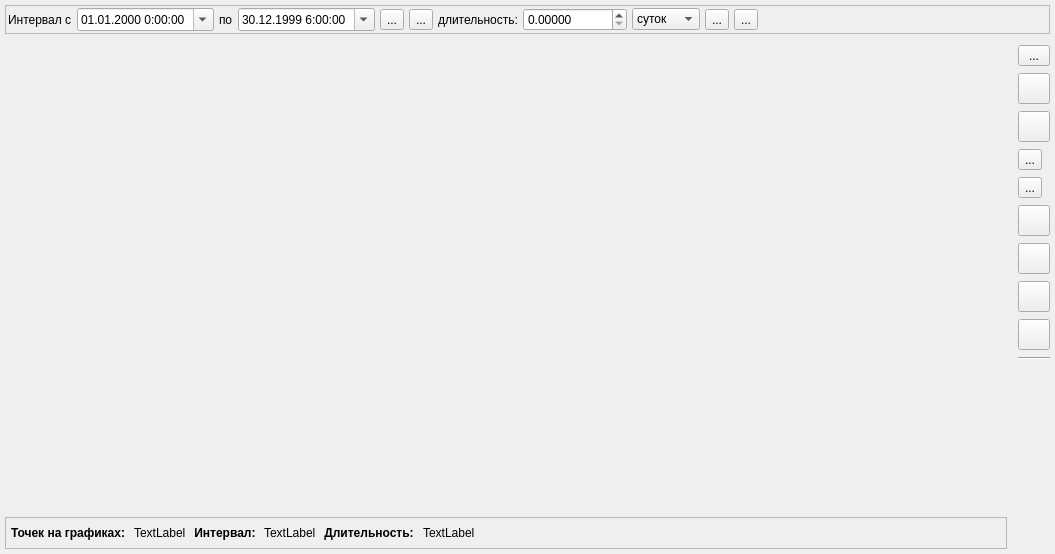
AstyCo/SweetyPie, file ganttmodel/chartsgroupwidget.ui: the form before one commit.
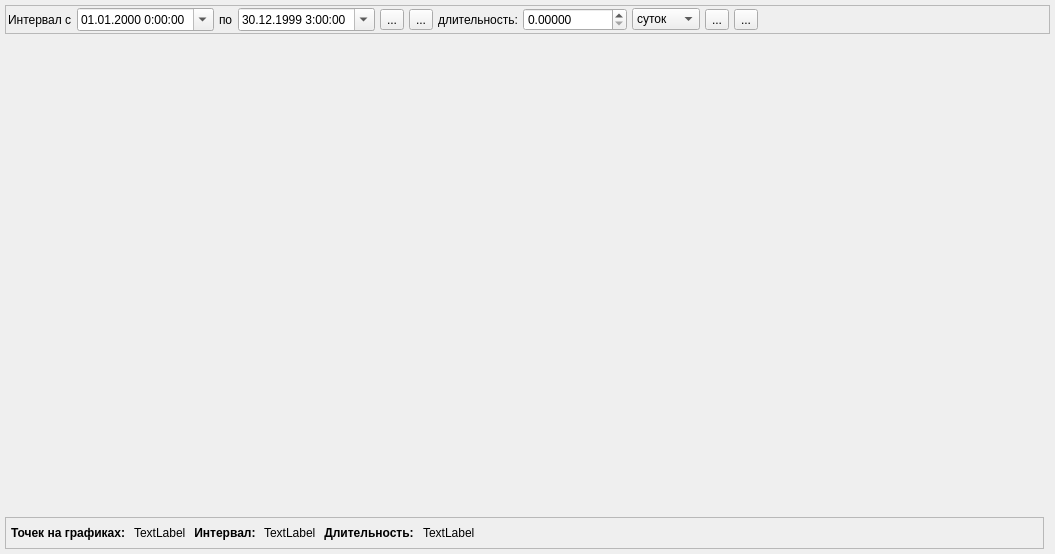
The form after the commit. Icons and pictures are not drawn.

Commit message: Поправлена функциональность ChartsGroupWidget. Кнопки вынесены в отдельный класс ChartActionsToolBar.

Diff of the .ui file:
```diff
--- a/ganttmodel/chartsgroupwidget.ui
+++ b/ganttmodel/chartsgroupwidget.ui
@@ -157,284 +157,6 @@
      </layout>
     </widget>
    </item>
-   <item row="1" column="1" rowspan="2">
-    <widget class="QWidget" name="widget" native="true">
-     <property name="sizePolicy">
-      <sizepolicy hsizetype="Minimum" vsizetype="Preferred">
-       <horstretch>0</horstretch>
-       <verstretch>0</verstretch>
-      </sizepolicy>
-     </property>
-     <layout class="QVBoxLayout" name="verticalLayout">
-      <property name="spacing">
-       <number>7</number>
-      </property>
-      <property name="leftMargin">
-       <number>5</number>
-      </property>
-      <property name="topMargin">
-       <number>5</number>
-      </property>
-      <property name="rightMargin">
-       <number>0</number>
-      </property>
-      <property name="bottomMargin">
-       <number>5</number>
-      </property>
-      <item>
-       <widget class="QToolButton" name="toolButton_details">
-        <property name="minimumSize">
-         <size>
-          <width>32</width>
-          <height>0</height>
-         </size>
-        </property>
-        <property name="toolTip">
-         <string>Показать/скрыть боковую панель</string>
-        </property>
-        <property name="text">
-         <string>...</string>
-        </property>
-        <property name="icon">
-         <iconset resource="images.qrc">
-          <normaloff>:/icons/icons/back.png</normaloff>:/icons/icons/back.png</iconset>
-        </property>
-        <property name="iconSize">
-         <size>
-          <width>24</width>
-          <height>24</height>
-         </size>
-        </property>
-       </widget>
-      </item>
-      <item>
-       <widget class="QToolButton" name="toolButton_AutoZoom">
-        <property name="toolTip">
-         <string>Автоматически подобрать масштаб</string>
-        </property>
-        <property name="statusTip">
-         <string>Автоматически подобрать масштаб</string>
-        </property>
-        <property name="whatsThis">
-         <string>Автоматически подобрать масштаб</string>
-        </property>
-        <property name="text">
-         <string/>
-        </property>
-        <property name="icon">
-         <iconset resource="images.qrc">
-          <normaloff>:/icons/icons/find.png</normaloff>:/icons/icons/find.png</iconset>
-        </property>
-        <property name="iconSize">
-         <size>
-          <width>24</width>
-          <height>24</height>
-         </size>
-        </property>
-       </widget>
-      </item>
-      <item>
-       <widget class="QToolButton" name="toolButton_SelectIntervalByMouse">
-        <property name="toolTip">
-         <string>Выбрать интервал времени</string>
-        </property>
-        <property name="statusTip">
-         <string>Выбрать интервал времени</string>
-        </property>
-        <property name="whatsThis">
-         <string>Выбрать интервал времени</string>
-        </property>
-        <property name="text">
-         <string/>
-        </property>
-        <property name="icon">
-         <iconset resource="images.qrc">
-          <normaloff>:/icons/icons/selection_interval.png</normaloff>:/icons/icons/selection_interval.png</iconset>
-        </property>
-        <property name="iconSize">
-         <size>
-          <width>24</width>
-          <height>24</height>
-         </size>
-        </property>
-        <property name="checkable">
-         <bool>true</bool>
-        </property>
-       </widget>
-      </item>
-      <item>
-       <widget class="QToolButton" name="toolButton_SelectTarget">
-        <property name="text">
-         <string>...</string>
-        </property>
-        <property name="icon">
-         <iconset resource="images.qrc">
-          <normaloff>:/icons/icons/target.png</normaloff>:/icons/icons/target.png</iconset>
-        </property>
-        <property name="iconSize">
-         <size>
-          <width>24</width>
-          <height>24</height>
-         </size>
-        </property>
-        <property name="checkable">
-         <bool>true</bool>
-        </property>
-       </widget>
-      </item>
-      <item>
-       <widget class="QToolButton" name="toolButton_SelectionPanel">
-        <property name="toolTip">
-         <string>Показать панель выделения интервала на графиках</string>
-        </property>
-        <property name="text">
-         <string>...</string>
-        </property>
-        <property name="icon">
-         <iconset>
-          <normaloff>:/konus/icons/selection_interval.png</normaloff>:/konus/icons/selection_interval.png</iconset>
-        </property>
-        <property name="checkable">
-         <bool>true</bool>
-        </property>
-       </widget>
-      </item>
-      <item>
-       <widget class="QToolButton" name="toolButton_Grid">
-        <property name="toolTip">
-         <string>Вкл./Выкл сетку</string>
-        </property>
-        <property name="statusTip">
-         <string>Вкл./Выкл сетку</string>
-        </property>
-        <property name="whatsThis">
-         <string>Вкл./Выкл сетку</string>
-        </property>
-        <property name="text">
-         <string/>
-        </property>
-        <property name="icon">
-         <iconset resource="images.qrc">
-          <normaloff>:/icons/icons/grid.png</normaloff>:/icons/icons/grid.png</iconset>
-        </property>
-        <property name="iconSize">
-         <size>
-          <width>24</width>
-          <height>24</height>
-         </size>
-        </property>
-        <property name="checkable">
-         <bool>true</bool>
-        </property>
-       </widget>
-      </item>
-      <item>
-       <widget class="QToolButton" name="toolButton_IntervalVisibled">
-        <property name="toolTip">
-         <string>Вкл./Выкл интервалов</string>
-        </property>
-        <property name="statusTip">
-         <string>Вкл./Выкл интервалов</string>
-        </property>
-        <property name="whatsThis">
-         <string>Вкл./Выкл интервалов</string>
-        </property>
-        <property name="text">
-         <string/>
-        </property>
-        <property name="icon">
-         <iconset resource="images.qrc">
-          <normaloff>:/icons/icons/interval_visible.png</normaloff>:/icons/icons/interval_visible.png</iconset>
-        </property>
-        <property name="iconSize">
-         <size>
-          <width>24</width>
-          <height>24</height>
-         </size>
-        </property>
-        <property name="popupMode">
-         <enum>QToolButton::InstantPopup</enum>
-        </property>
-       </widget>
-      </item>
-      <item>
-       <widget class="QToolButton" name="toolButton_MaxMinValues">
-        <property name="toolTip">
-         <string>Настройка границ</string>
-        </property>
-        <property name="statusTip">
-         <string>Настройка границ</string>
-        </property>
-        <property name="whatsThis">
-         <string>Настройка границ</string>
-        </property>
-        <property name="icon">
-         <iconset resource="images.qrc">
-          <normaloff>:/icons/icons/max_min.png</normaloff>:/icons/icons/max_min.png</iconset>
-        </property>
-        <property name="iconSize">
-         <size>
-          <width>24</width>
-          <height>24</height>
-         </size>
-        </property>
-        <property name="popupMode">
-         <enum>QToolButton::InstantPopup</enum>
-        </property>
-       </widget>
-      </item>
-      <item>
-       <widget class="QToolButton" name="toolButton_Clear">
-        <property name="toolTip">
-         <string>Сбросить все настройки по умолчанию</string>
-        </property>
-        <property name="statusTip">
-         <string>Сбросить все настройки по умолчанию</string>
-        </property>
-        <property name="whatsThis">
-         <string>Сбросить все настройки по умолчанию</string>
-        </property>
-        <property name="text">
-         <string/>
-        </property>
-        <property name="icon">
-         <iconset resource="images.qrc">
-          <normaloff>:/icons/icons/clear.png</normaloff>:/icons/icons/clear.png</iconset>
-        </property>
-        <property name="iconSize">
-         <size>
-          <width>24</width>
-          <height>24</height>
-         </size>
-        </property>
-       </widget>
-      </item>
-      <item>
-       <widget class="Line" name="line">
-        <property name="orientation">
-         <enum>Qt::Horizontal</enum>
-        </property>
-       </widget>
-      </item>
-      <item>
-       <layout class="QVBoxLayout" name="verticalLayout_zoomButtons"/>
-      </item>
-      <item>
-       <spacer name="verticalSpacer">
-        <property name="orientation">
-         <enum>Qt::Vertical</enum>
-        </property>
-        <property name="sizeHint" stdset="0">
-         <size>
-          <width>20</width>
-          <height>40</height>
-         </size>
-        </property>
-       </spacer>
-      </item>
-     </layout>
-    </widget>
-   </item>
    <item row="0" column="0" colspan="2">
     <widget class="QFrame" name="frame_SelectionPanel">
      <property name="frameShape">
@@ -508,7 +230,7 @@
         </property>
         <property name="dateTime">
          <datetime>
-          <hour>6</hour>
+          <hour>3</hour>
           <minute>0</minute>
           <second>0</second>
           <year>1999</year>
```
Left out of the diff: 2 changed lines with no effect on the pictures. The commit also changes 10 other files.
